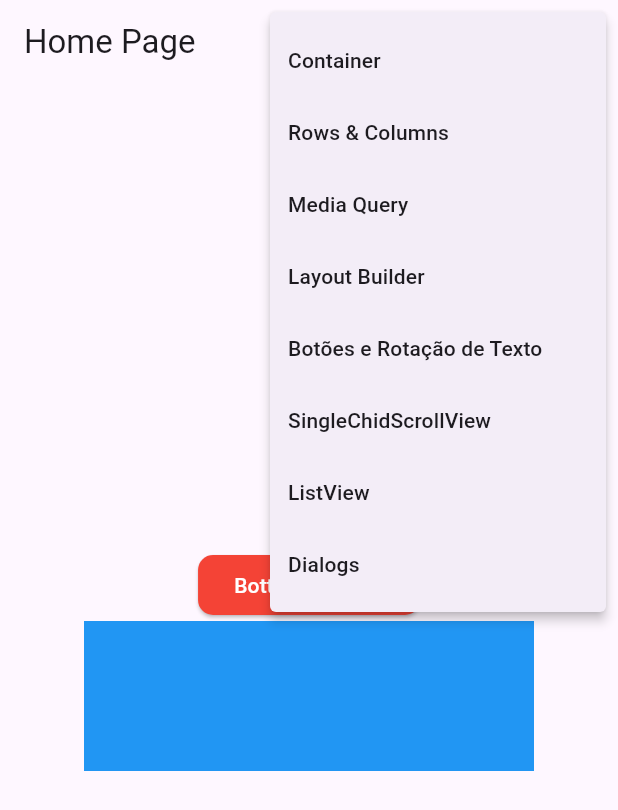
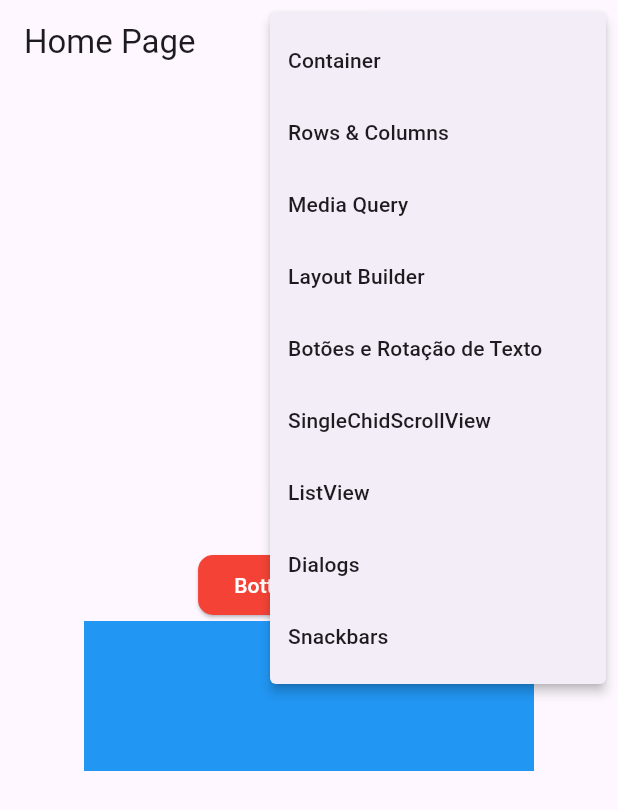
Before and after one commit to douglasdamascenoo/Flutter, a Flutter app: the screen it shows after launch, after a tap on the "more vert" icon, on a phone screen of 412 x 824 dp. Shown: the top 810 px of the screen. Run offline on Flutter 3.47's test engine with Material 3 defaults, Android fonts, the phone set to English and light mode, and no system bars; our stand-ins replace device_preview.

Commit message:
Inclusão do SnackBar

```diff
--- a/lib/main.dart
+++ b/lib/main.dart
@@ -9,6 +9,7 @@ import 'package:flutter_primeiro_projeto/pages/media_query/media_query_page.dart
 import 'package:flutter_primeiro_projeto/pages/rows_columns/rows_columns_page.dart';
 import 'package:flutter_primeiro_projeto/pages/scrolls/listview_page.dart';
 import 'package:flutter_primeiro_projeto/pages/scrolls/singlechidscrollview_page.dart';
+import 'package:flutter_primeiro_projeto/pages/snackbar/snackbar_page.dart';
 
 void main() {
   runApp(
@@ -52,6 +53,7 @@ class MyApp extends StatelessWidget {
         '/scrolls/singlechid': (_) => const SingleChidScrollViewPage(),
         '/scrolls/listview': (_) => const ListViewPage(),
         '/dialogs': (_) => const DialogsPage(),
+        '/snackbar': (_) => const SnackbarPage(),
       },
     );
   }
--- a/lib/pages/home/home_page.dart
+++ b/lib/pages/home/home_page.dart
@@ -9,6 +9,7 @@ enum PopupMenuPages {
   singlechidscrollview,
   listview,
   dialogs,
+  snackbars,
 }
 
 class HomePage extends StatelessWidget {
@@ -47,6 +48,9 @@ class HomePage extends StatelessWidget {
                 case PopupMenuPages.dialogs:
                   Navigator.of(context).pushNamed('/dialogs');
                   break;
+                case PopupMenuPages.snackbars:
+                  Navigator.of(context).pushNamed('/snackbar');
+                  break;
               }
             },
             itemBuilder: (BuildContext context) {
@@ -83,6 +87,10 @@ class HomePage extends StatelessWidget {
                   value: PopupMenuPages.dialogs,
                   child: Text('Dialogs'),
                 ),
+                const PopupMenuItem<PopupMenuPages>(
+                  value: PopupMenuPages.snackbars,
+                  child: Text('Snackbars'),
+                ),
               ];
             },
           ),
```
Also changed, not shown: lib/pages/snackbar/snackbar_page.dart (added, +49 -0 lines).
